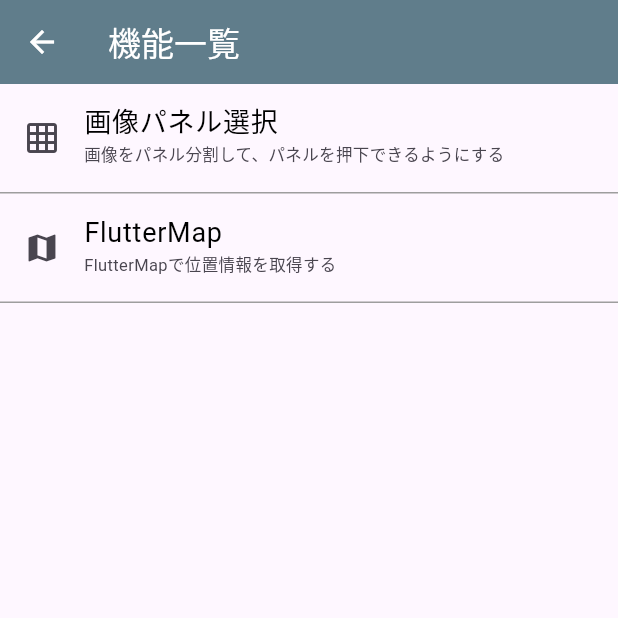
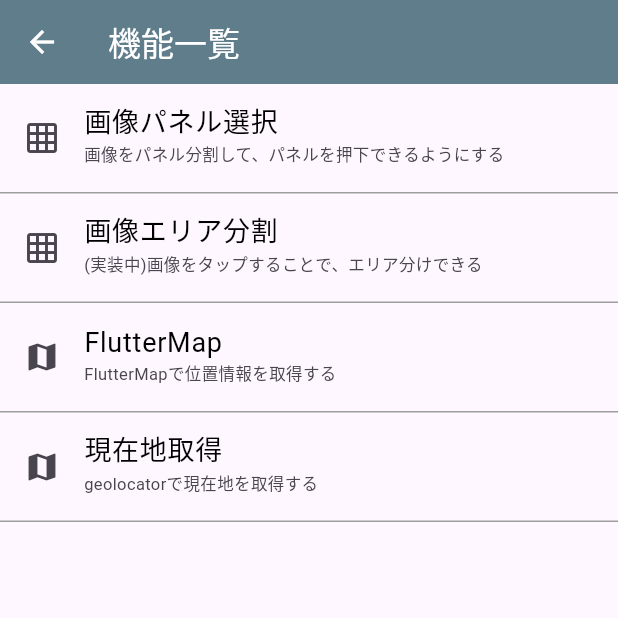
Before and after one commit to yassan16/flutter-try-new-feature, a Flutter app: the FeatureListPage screen opened by its route, on a phone screen of 412 x 824 dp, the top half of it. Run offline on Flutter 3.47's test engine with Material 3 defaults, Android fonts, the phone set to English and light mode, and no system bars; our stand-ins replace flutter_map, geolocator, latlong2.

Commit message:
現在地の緯度経度取得

```diff
--- a/lib/constant/const_route.dart
+++ b/lib/constant/const_route.dart
@@ -3,6 +3,10 @@ class ConstRoute {
   static const String featureListRoute = "/featureList";
   // 画像パネル選択
   static const String selectImagePanelRoute = "/selectImagePanel";
-  // GoogleMap
+  // 画像パネル選択
+  static const String divideImageAreaRoute = "/divideImageArea";
+  // FlutterMap
   static const String useFlutterMapRoute = "/useFlutterMapRoute";
+  // 現在地取得
+  static const String useGeolocatorRoute = "/useGeolocatorRoute";
 }
--- a/lib/feature_list_page.dart
+++ b/lib/feature_list_page.dart
@@ -26,10 +26,22 @@ class FeatureListPage extends StatelessWidget {
             routePath: ConstRoute.selectImagePanelRoute,
           ),
           _menuItem(context,
+            titleIcon: Icon(Icons.grid_on),
+            mainTitle: "画像エリア分割",
+            subtitle: "(実装中)画像をタップすることで、エリア分けできる",
+            routePath: ConstRoute.divideImageAreaRoute,
+          ),
+          _menuItem(context,
             titleIcon: Icon(Icons.map),
             mainTitle: "FlutterMap",
             subtitle: "FlutterMapで位置情報を取得する",
             routePath: ConstRoute.useFlutterMapRoute,
+          ),
+          _menuItem(context,
+            titleIcon: Icon(Icons.map),
+            mainTitle: "現在地取得",
+            subtitle: "geolocatorで現在地を取得する",
+            routePath: ConstRoute.useGeolocatorRoute,
           ),
         ],
       ),
--- a/lib/main.dart
+++ b/lib/main.dart
@@ -1,7 +1,9 @@
 import 'package:flutter/material.dart';
 import 'package:flutter_try_new_feature/constant/const_route.dart';
 import 'package:flutter_try_new_feature/feature_list_page.dart';
+import 'package:flutter_try_new_feature/page/divide_image_area_page.dart';
 import 'package:flutter_try_new_feature/page/flutter_map_page.dart';
+import 'package:flutter_try_new_feature/page/get_currentLocation_page.dart';
 import 'package:flutter_try_new_feature/page/selected_panel_images_page.dart';
 
 void main() {
@@ -28,7 +30,9 @@ class MyApp extends StatelessWidget {
       routes: {
         ConstRoute.featureListRoute : (context) => const FeatureListPage(),
         ConstRoute.selectImagePanelRoute : (context) => const SelectedImagePanelPage(),
+        ConstRoute.divideImageAreaRoute : (context) => const DivideImageAreaPage(),
         ConstRoute.useFlutterMapRoute : (context) => const FlutterMapPage(),
+        ConstRoute.useGeolocatorRoute : (context) => const GetCurrentLocationPage(),
       },
     );
   }
--- a/pubspec.yaml
+++ b/pubspec.yaml
@@ -32,6 +32,7 @@ dependencies:
     sdk: flutter
   flutter_map: ^7.0.2
   latlong2: ^0.9.1
+  geolocator: ^12.0.0
 
   # The following adds the Cupertino Icons font to your application.
   # Use with the CupertinoIcons class for iOS style icons.
```
Also changed, not shown: lib/model/get_current_location.dart (added, +41 -0 lines), lib/page/divide_image_area_page.dart (added, +43 -0 lines), lib/page/flutter_map_page.dart (+41 -2 lines), lib/page/get_currentLocation_page.dart (added, +92 -0 lines), pubspec.lock, 8 other files.
